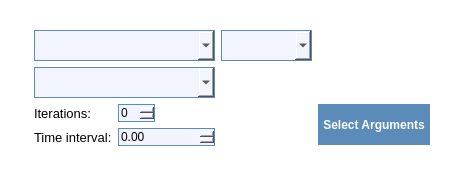
Old version of the form ui/Instruction.ui in the repository DaniCaballero/ide.
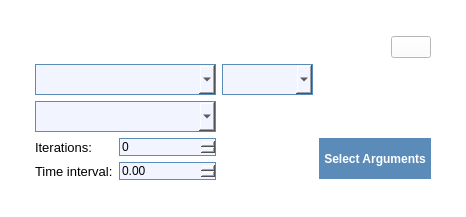
New version of the form.

```diff
--- a/ui/Instruction.ui
+++ b/ui/Instruction.ui
@@ -6,8 +6,8 @@
    <rect>
     <x>0</x>
     <y>0</y>
-    <width>464</width>
-    <height>177</height>
+    <width>466</width>
+    <height>217</height>
    </rect>
   </property>
   <property name="windowTitle">
@@ -16,7 +16,7 @@
   <property name="styleSheet">
    <string notr="true">background-color: white;</string>
   </property>
-  <layout class="QHBoxLayout" name="horizontalLayout">
+  <layout class="QHBoxLayout" name="horizontalLayout_3">
    <item>
     <widget class="QWidget" name="widget" native="true">
      <property name="sizePolicy">
@@ -25,8 +25,49 @@
        <verstretch>0</verstretch>
       </sizepolicy>
      </property>
+     <layout class="QHBoxLayout" name="horizontalLayout_2">
+      <item>
      <layout class="QGridLayout" name="gridLayout">
-      <item row="0" column="0">
+        <item row="0" column="0" colspan="3">
+         <layout class="QHBoxLayout" name="horizontalLayout">
+          <item>
+           <spacer name="horizontalSpacer">
+            <property name="orientation">
+             <enum>Qt::Horizontal</enum>
+            </property>
+            <property name="sizeHint" stdset="0">
+             <size>
+              <width>338</width>
+              <height>20</height>
+             </size>
+            </property>
+           </spacer>
+          </item>
+          <item>
+           <widget class="QPushButton" name="delete_btn">
+            <property name="sizePolicy">
+             <sizepolicy hsizetype="Fixed" vsizetype="Fixed">
+              <horstretch>0</horstretch>
+              <verstretch>0</verstretch>
+             </sizepolicy>
+            </property>
+            <property name="maximumSize">
+             <size>
+              <width>45</width>
+              <height>16777215</height>
+             </size>
+            </property>
+            <property name="styleSheet">
+             <string notr="true"/>
+            </property>
+            <property name="text">
+             <string/>
+            </property>
+           </widget>
+          </item>
+         </layout>
+        </item>
+        <item row="1" column="0">
        <widget class="QComboBox" name="select_contract">
         <property name="sizePolicy">
          <sizepolicy hsizetype="Fixed" vsizetype="Fixed">
@@ -49,7 +90,7 @@
         </property>
        </widget>
       </item>
-      <item row="0" column="1">
+        <item row="1" column="1">
        <widget class="QComboBox" name="select_version">
         <property name="sizePolicy">
          <sizepolicy hsizetype="Fixed" vsizetype="Fixed">
@@ -72,7 +113,7 @@
         </property>
        </widget>
       </item>
-      <item row="1" column="0">
+        <item row="2" column="0">
        <widget class="QComboBox" name="select_function">
         <property name="sizePolicy">
          <sizepolicy hsizetype="Fixed" vsizetype="Fixed">
@@ -95,7 +136,7 @@
         </property>
        </widget>
       </item>
-      <item row="2" column="0">
+        <item row="3" column="0">
        <layout class="QFormLayout" name="formLayout">
         <item row="0" column="0">
          <widget class="QLabel" name="label_2">
@@ -116,7 +157,7 @@
         <item row="0" column="1">
          <widget class="QSpinBox" name="iterations">
           <property name="sizePolicy">
-           <sizepolicy hsizetype="Fixed" vsizetype="Fixed">
+             <sizepolicy hsizetype="Preferred" vsizetype="Fixed">
             <horstretch>0</horstretch>
             <verstretch>0</verstretch>
            </sizepolicy>
@@ -150,7 +191,7 @@
         </item>
        </layout>
       </item>
-      <item row="2" column="1">
+        <item row="3" column="1">
        <spacer name="horizontalSpacer_2">
         <property name="orientation">
          <enum>Qt::Horizontal</enum>
@@ -163,7 +204,7 @@
         </property>
        </spacer>
       </item>
-      <item row="2" column="2">
+        <item row="3" column="2">
        <widget class="QPushButton" name="select_arguments">
         <property name="sizePolicy">
          <sizepolicy hsizetype="Fixed" vsizetype="Fixed">
@@ -189,6 +230,8 @@
          <string>Select Arguments</string>
         </property>
        </widget>
+        </item>
+       </layout>
       </item>
      </layout>
     </widget>
```
Lines whose indentation alone changed are shown as unchanged.
